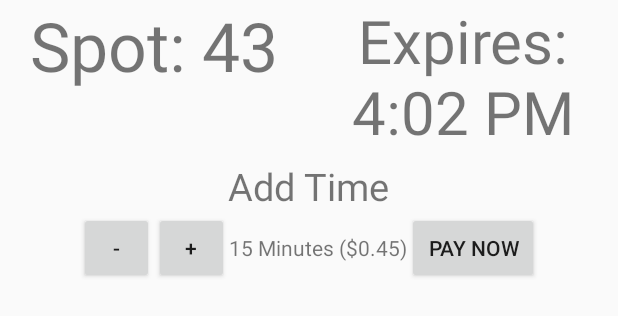
After one commit to MuleRed/ParkHere, an Android app: the layout fragment_ticket.xml on its own in the app's theme, with its tools: preview values and no code run, on a phone screen of 412 x 824 dp. The commit adds this screen. Shown: the top 316 px of the screen. Run offline under Robolectric (Android 15) with nearby library versions, the phone set to English and light mode, and no system bars.

Commit message:
Time Ticket

```diff
--- a/app/build.gradle
+++ b/app/build.gradle
@@ -21,10 +21,12 @@ android {
 dependencies {
     implementation fileTree(dir: 'libs', include: ['*.jar'])
     implementation 'com.android.support:appcompat-v7:26.1.0'
+    implementation 'com.android.support:support-v4:26.1.0'
     testImplementation 'junit:junit:4.12'
     androidTestImplementation 'com.android.support.test:runner:1.0.1'
     androidTestImplementation 'com.android.support.test.espresso:espresso-core:3.0.1'
     compile 'com.google.android.gms:play-services-maps:11.4.2'
     compile 'com.afollestad.material-dialogs:core:0.9.1.0'
     compile 'com.github.delight-im:Android-SimpleLocation:v1.0.1'
+    compile 'com.aurelhubert:ahbottomnavigation:2.1.0'
 }
--- a/app/src/main/java/re/parkhe/parkhere/fragments/MapViewFragment.java
+++ b/app/src/main/java/re/parkhe/parkhere/fragments/MapViewFragment.java
@@ -69,6 +69,7 @@ public class MapViewFragment extends Fragment {
                     MarkerOptions options = new MarkerOptions().position(parkingLot.getLatLng());
                     options.title("Parking Lot Title");
                     options.snippet("$4 per hour");
+                    //TODO Add Stars
                     options.icon(BitmapDescriptorFactory.defaultMarker());
 
                     googleMap.setOnInfoWindowClickListener(new GoogleMap.OnInfoWindowClickListener() {
--- /dev/null
+++ b/app/src/main/res/layout/fragment_ticket.xml
@@ -0,0 +1,74 @@
+<RelativeLayout xmlns:android="http://schemas.android.com/apk/res/android"
+                xmlns:tools="http://schemas.android.com/tools"
+                android:layout_width="match_parent"
+                android:layout_height="match_parent"
+                tools:context="re.parkhe.parkhere.fragments.TicketFragment">
+
+
+    <LinearLayout
+        android:id="@+id/main_info_linear_layout"
+        android:layout_width="match_parent"
+        android:layout_height="wrap_content"
+        android:orientation="horizontal">
+
+        <TextView
+            android:id="@+id/current_spot"
+            android:layout_width="0dp"
+            android:layout_height="match_parent"
+            android:layout_weight=".5"
+            android:text="Spot: 43"
+            android:textAlignment="center"
+            android:textSize="45sp"/>
+
+        <TextView
+            android:id="@+id/expire_time"
+            android:layout_width="0dp"
+            android:layout_height="match_parent"
+            android:layout_weight=".5"
+            android:text="Expires: 4:02 PM"
+            android:textAlignment="center"
+            android:textSize="40sp"/>
+    </LinearLayout>
+
+    <TextView
+        android:id="@+id/label_time_text_view"
+        android:layout_width="wrap_content"
+        android:layout_height="wrap_content"
+        android:layout_below="@id/main_info_linear_layout"
+        android:layout_centerHorizontal="true"
+        android:text="Add Time"
+        android:textSize="25sp"/>
+
+    <LinearLayout
+        android:layout_width="match_parent"
+        android:layout_height="wrap_content"
+        android:layout_below="@id/label_time_text_view"
+        android:gravity="center">
+
+        <Button
+            android:id="@+id/button_subtract_time"
+            android:layout_width="50dp"
+            android:layout_height="wrap_content"
+            android:text="-"/>
+
+        <Button
+            android:id="@+id/button_add_time"
+            android:layout_width="50dp"
+            android:layout_height="wrap_content"
+            android:text="+"/>
+
+        <TextView
+            android:id="@+id/add_time_text_view"
+            android:layout_width="wrap_content"
+            android:layout_height="wrap_content"
+            android:text="15 Minutes ($0.45)"/>
+
+        <Button
+            android:id="@+id/button_pay_now"
+            android:layout_width="wrap_content"
+            android:layout_height="wrap_content"
+            android:text="Pay Now"/>
+    </LinearLayout>
+
+
+</RelativeLayout>
--- a/app/src/main/res/values/strings.xml
+++ b/app/src/main/res/values/strings.xml
@@ -3,4 +3,7 @@
     <string name="title_location_permission">GPS Location</string>
     <string name="text_location_permission">Accept to get current position</string>
     <string name="ok">Ok</string>
+
+    <!-- TODO: Remove or change this placeholder text -->
+    <string name="hello_blank_fragment">Hello blank fragment</string>
 </resources>
```
Also changed, not shown: app/src/main/java/re/parkhe/parkhere/MainActivity.java (+32 -1 lines), app/src/main/java/re/parkhe/parkhere/fragments/TicketFragment.java (added, +32 -0 lines), app/src/main/res/drawable/ic_car.xml (added, +9 -0 lines), app/src/main/res/drawable/ic_map.xml (added, +9 -0 lines), app/src/main/res/layout/activity_main.xml (+11 -5 lines).
